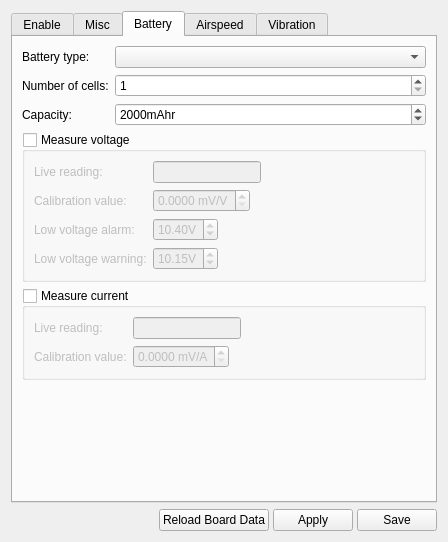
This is ground/gcs/src/plugins/config/modules.ui in TauLabs/TauLabs as Qt 5 draws it before an edit. The edited form follows.
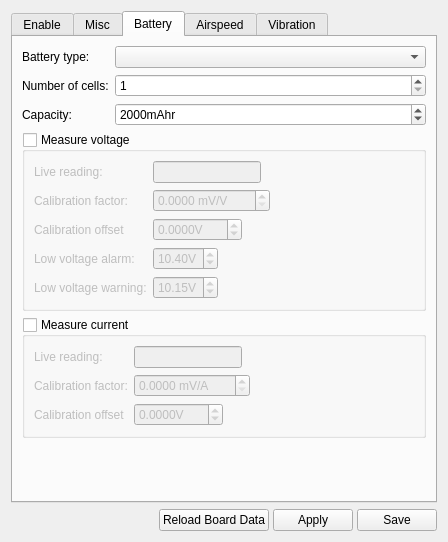
This is the edited form. The open tabs and pages were chosen to show the change. Icons and pictures are not drawn.

Commit message: GCS Battery:Implement offset fields, allow higher than "1" val on factor fields.

What changed in the file:
```diff
--- a/ground/gcs/src/plugins/config/modules.ui
+++ b/ground/gcs/src/plugins/config/modules.ui
@@ -343,7 +343,7 @@
           <item row="1" column="0">
            <widget class="QLabel" name="label_13">
             <property name="text">
-             <string>Calibration value:</string>
+             <string>Calibration factor:</string>
             </property>
            </widget>
           </item>
@@ -356,21 +356,21 @@
              <number>4</number>
             </property>
             <property name="maximum">
-             <double>1.000000000000000</double>
+             <double>1000.000000000000000</double>
             </property>
             <property name="singleStep">
              <double>0.000010000000000</double>
             </property>
            </widget>
           </item>
-          <item row="2" column="0">
+          <item row="3" column="0">
            <widget class="QLabel" name="label_11">
             <property name="text">
              <string>Low voltage alarm:</string>
             </property>
            </widget>
           </item>
-          <item row="2" column="1">
+          <item row="3" column="1">
            <widget class="QDoubleSpinBox" name="sb_lowVoltageAlarm">
             <property name="suffix">
              <string>V</string>
@@ -383,14 +383,14 @@
             </property>
            </widget>
           </item>
-          <item row="3" column="0">
+          <item row="4" column="0">
            <widget class="QLabel" name="label_12">
             <property name="text">
              <string>Low voltage warning:</string>
             </property>
            </widget>
           </item>
-          <item row="3" column="1">
+          <item row="4" column="1">
            <widget class="QDoubleSpinBox" name="sb_lowVoltageWarning">
             <property name="suffix">
              <string>V</string>
@@ -403,6 +403,32 @@
             </property>
            </widget>
           </item>
+          <item row="2" column="0">
+           <widget class="QLabel" name="label_21">
+            <property name="text">
+             <string>Calibration offset</string>
+            </property>
+           </widget>
+          </item>
+          <item row="2" column="1">
+           <widget class="QDoubleSpinBox" name="sb_voltageOffSet">
+            <property name="suffix">
+             <string>V</string>
+            </property>
+            <property name="decimals">
+             <number>4</number>
+            </property>
+            <property name="minimum">
+             <double>-100.000000000000000</double>
+            </property>
+            <property name="maximum">
+             <double>100.000000000000000</double>
+            </property>
+            <property name="singleStep">
+             <double>0.100000000000000</double>
+            </property>
+           </widget>
+          </item>
          </layout>
         </widget>
        </item>
@@ -431,7 +457,7 @@
           <item row="1" column="0">
            <widget class="QLabel" name="label_8">
             <property name="text">
-             <string>Calibration value:</string>
+             <string>Calibration factor:</string>
             </property>
            </widget>
           </item>
@@ -444,7 +470,7 @@
              <number>4</number>
             </property>
             <property name="maximum">
-             <double>1.000000000000000</double>
+             <double>1000.000000000000000</double>
             </property>
             <property name="singleStep">
              <double>0.000010000000000</double>
@@ -458,6 +484,29 @@
             </property>
            </widget>
           </item>
+          <item row="2" column="0">
+           <widget class="QLabel" name="label_22">
+            <property name="text">
+             <string>Calibration offset</string>
+            </property>
+           </widget>
+          </item>
+          <item row="2" column="1">
+           <widget class="QDoubleSpinBox" name="sb_currentOffSet">
+            <property name="suffix">
+             <string>V</string>
+            </property>
+            <property name="decimals">
+             <number>4</number>
+            </property>
+            <property name="minimum">
+             <double>-100.000000000000000</double>
+            </property>
+            <property name="singleStep">
+             <double>0.100000000000000</double>
+            </property>
+           </widget>
+          </item>
          </layout>
         </widget>
        </item>
```
Left out of the diff: 4 changed lines with no effect on the pictures. The commit also changes 1 other file.
